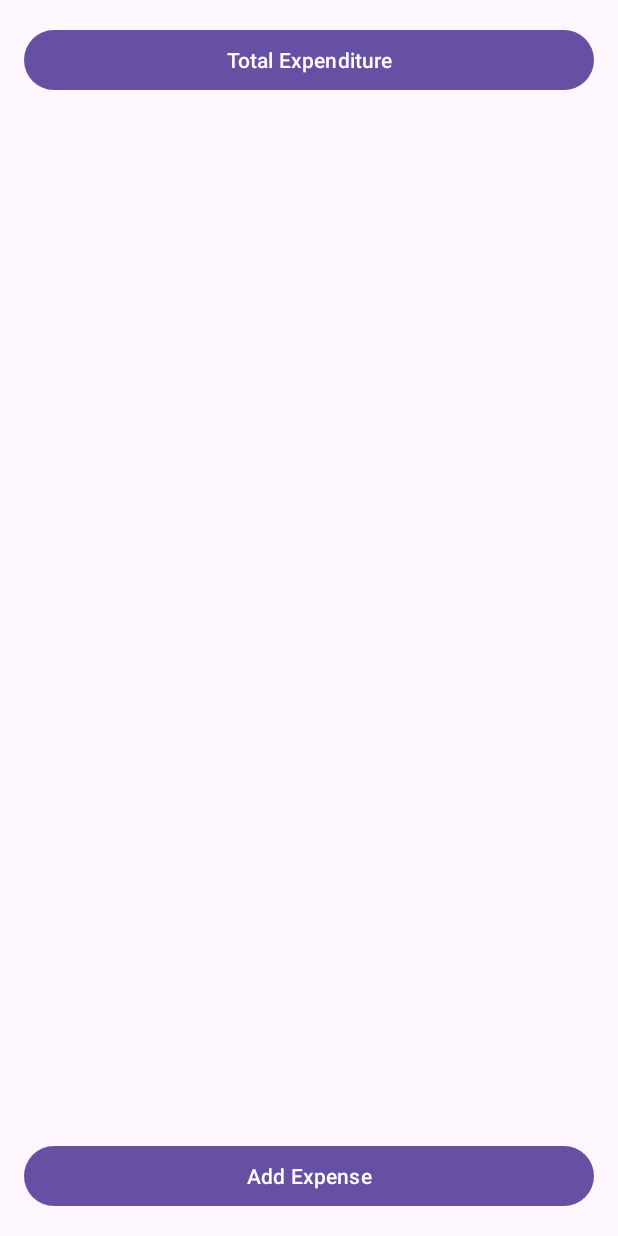
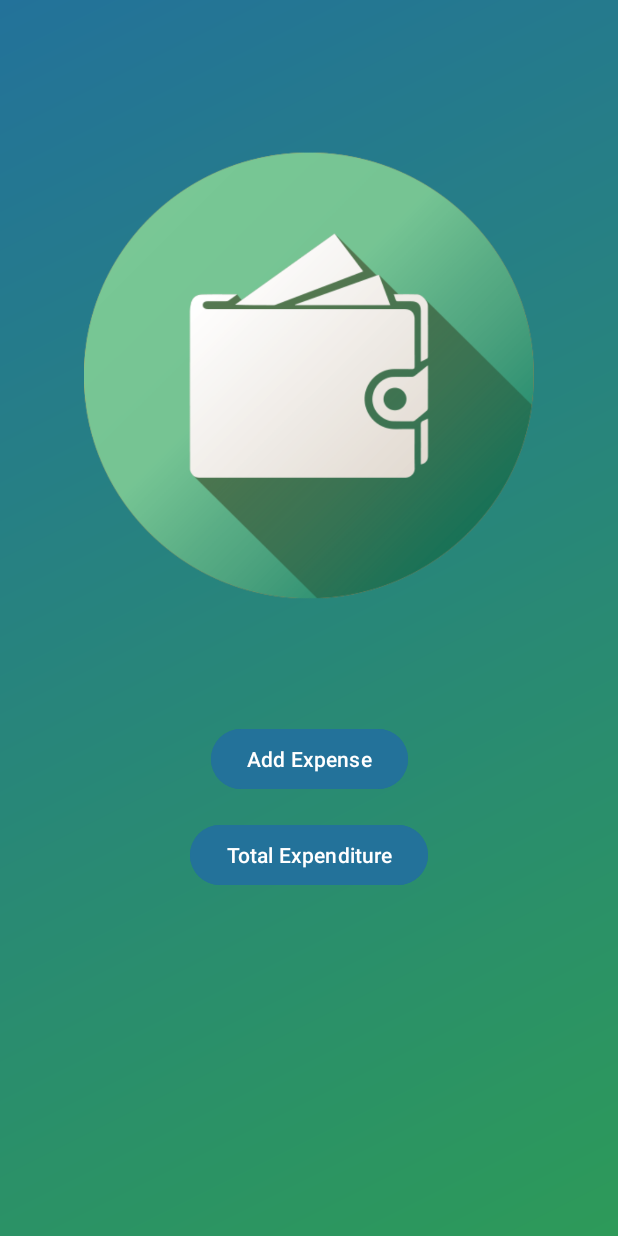
Before and after one commit to Geeky-Nandinee/MAD_Assignment-2_21012011093, an Android app: the screen it shows after launch (MainActivity), on a phone screen of 412 x 824 dp. Run offline under Robolectric (Android 15) with nearby library versions, the phone set to English and light mode, and no system bars.

Commit message:
Assignment-2

```diff
--- a/app/src/main/AndroidManifest.xml
+++ b/app/src/main/AndroidManifest.xml
@@ -19,10 +19,10 @@
 
         <activity
             android:name=".TotalExpenditureActivity"
-            android:exported="true" />
+            android:exported="false" />
         <activity
             android:name=".AddExpenseActivity"
-            android:exported="true" />
+            android:exported="false" />
         <activity
             android:name=".MainActivity"
             android:exported="true">
--- a/app/src/main/java/com/example/mad_assignment_2_21012011093/MainActivity.kt
+++ b/app/src/main/java/com/example/mad_assignment_2_21012011093/MainActivity.kt
@@ -1,14 +1,22 @@
 package com.example.mad_assignment_2_21012011093
 
 import android.content.Intent
+import android.graphics.drawable.AnimationDrawable
 import androidx.appcompat.app.AppCompatActivity
 import android.os.Bundle
 import android.widget.Button
+import android.widget.ImageView
 
 class MainActivity : AppCompatActivity() {
+    private lateinit var coinanimation: AnimationDrawable
+
     override fun onCreate(savedInstanceState: Bundle?) {
         super.onCreate(savedInstanceState)
         setContentView(R.layout.activity_main)
+
+        val coin: ImageView = findViewById(R.id.coin)
+        coin.setBackgroundResource(R.drawable.coin_animation_list)
+        coinanimation = coin.background as AnimationDrawable
 
         val btnTotalExpenditure = findViewById<Button>(R.id.btnTotalExpenditure)
         val btnAddExpense = findViewById<Button>(R.id.btnAddExpense)
@@ -25,4 +33,13 @@ class MainActivity : AppCompatActivity() {
             startActivity(intent)
         }
     }
+
+    override fun onWindowFocusChanged(hasFocus: Boolean) {
+        super.onWindowFocusChanged(hasFocus)
+        if (hasFocus) {
+            coinanimation.start()
+        } else {
+            coinanimation.stop()
+        }
+    }
 }
--- a/app/src/main/res/drawable/coin_animation_list.xml
+++ b/app/src/main/res/drawable/coin_animation_list.xml
@@ -1,11 +1,11 @@
 <?xml version="1.0" encoding="utf-8"?>
 <animation-list xmlns:android="http://schemas.android.com/apk/res/android"
     android:oneshot="false">
-    <item android:drawable="@drawable/Coin1" android:duration="200"/>
-    <item android:drawable="@drawable/Coin2" android:duration="200"/>
-    <item android:drawable="@drawable/Coin3" android:duration="200"/>
-    <item android:drawable="@drawable/Coin4" android:duration="200"/>
-    <item android:drawable="@drawable/Coin5" android:duration="200"/>
-    <item android:drawable="@drawable/Coin6" android:duration="200"/>
+    <item android:drawable="@drawable/coin1" android:duration="100"/>
+    <item android:drawable="@drawable/coin2" android:duration="100"/>
+    <item android:drawable="@drawable/coin3" android:duration="100"/>
+    <item android:drawable="@drawable/coin4" android:duration="100"/>
+    <item android:drawable="@drawable/coin5" android:duration="100"/>
+    <item android:drawable="@drawable/coin6" android:duration="100"/>
 
 </animation-list>
--- /dev/null
+++ b/app/src/main/res/drawable/gradient1.xml
@@ -0,0 +1,7 @@
+<?xml version="1.0" encoding="utf-8"?>
+<shape xmlns:android="http://schemas.android.com/apk/res/android">
+    <gradient
+        android:startColor="#ff2d9a59"
+        android:endColor="#ff23729a"
+        android:angle="135"/>
+</shape>
--- a/app/src/main/res/layout/activity_main.xml
+++ b/app/src/main/res/layout/activity_main.xml
@@ -5,44 +5,50 @@
     xmlns:tools="http://schemas.android.com/tools"
     android:layout_width="match_parent"
     android:layout_height="match_parent"
+    android:background="@drawable/gradient1"
     tools:context=".MainActivity">
 
-    <TextView
+    <ImageView
+        android:id="@+id/imageView"
+        android:layout_width="300dp"
+        android:layout_height="400dp"
+        android:layout_marginTop="50dp"
+        android:src="@drawable/expense_logo"
+        app:layout_constraintEnd_toEndOf="parent"
+        app:layout_constraintStart_toStartOf="parent"
+        app:layout_constraintTop_toTopOf="parent" />
 
-        android:id="@+id/textView3"
+    <Button
+        android:id="@+id/btnAddExpense"
         android:layout_width="wrap_content"
         android:layout_height="wrap_content"
-        android:layout_margin="20dp"
-        android:text="@string/app_name"
-        android:textSize="20sp"
+        android:text="Add Expense"
+        android:backgroundTint="@color/blue"
         app:layout_constraintStart_toStartOf="parent"
-        app:layout_constraintTop_toTopOf="parent" />
+        app:layout_constraintEnd_toEndOf="parent"
+        app:layout_constraintTop_toBottomOf="@+id/imageView"
+        android:layout_marginTop="32dp" />
 
     <!-- Button to navigate to TotalExpenditureActivity -->
     <Button
         android:id="@+id/btnTotalExpenditure"
-        android:layout_width="0dp"
+        android:layout_width="wrap_content"
         android:layout_height="wrap_content"
         android:text="Total Expenditure"
+        android:backgroundTint="@color/blue"
         app:layout_constraintStart_toStartOf="parent"
         app:layout_constraintEnd_toEndOf="parent"
-        app:layout_constraintTop_toTopOf="parent"
-        app:layout_constraintBottom_toTopOf="@+id/guideline"
-        android:layout_margin="16dp" />
-
-    <!-- Guideline to create spacing between buttons -->
+        app:layout_constraintTop_toBottomOf="@+id/btnAddExpense"
+        android:layout_marginTop="16dp" />
 
 
-    <!-- Button to navigate to AddExpenseActivity -->
-    <Button
-        android:id="@+id/btnAddExpense"
-        android:layout_width="0dp"
+    <ImageView
+        android:id="@+id/coin"
+        android:layout_width="wrap_content"
         android:layout_height="wrap_content"
-        android:text="Add Expense"
-        app:layout_constraintStart_toStartOf="parent"
-        app:layout_constraintEnd_toEndOf="parent"
-        app:layout_constraintTop_toBottomOf="@+id/guideline"
-        app:layout_constraintBottom_toBottomOf="parent"
-        android:layout_margin="16dp" />
+        app:layout_constraintBottom_toTopOf="@+id/btnAddExpense"
+        app:layout_constraintEnd_toStartOf="@id/btnAddExpense"
+        app:layout_constraintStart_toEndOf="@id/imageView"
+        app:layout_constraintTop_toBottomOf="@+id/imageView" />
 
 </androidx.constraintlayout.widget.ConstraintLayout>
--- a/app/src/main/res/layout/activity_total_expenditure.xml
+++ b/app/src/main/res/layout/activity_total_expenditure.xml
@@ -3,6 +3,7 @@
     xmlns:android="http://schemas.android.com/apk/res/android"
     android:layout_width="match_parent"
     android:layout_height="match_parent"
+    android:background="@drawable/gradient1"
     android:orientation="vertical">
 
     <!-- Total Expenditure Card -->
@@ -10,6 +11,7 @@
         android:id="@+id/cardTotalExpenditure"
         android:layout_width="match_parent"
         android:layout_height="wrap_content"
+        android:elevation="20dp"
         android:layout_margin="16dp">
 
         <!-- Card Content -->
--- a/app/src/main/res/values/colors.xml
+++ b/app/src/main/res/values/colors.xml
@@ -2,4 +2,7 @@
 <resources>
     <color name="black">#FF000000</color>
     <color name="white">#FFFFFFFF</color>
+    <color name="green">#ff2d9a59</color>
+    <color name="pink">#efb7ae</color>
+    <color name="blue">#ff23729a</color>
 </resources>
```
Also changed, not shown: app/src/main/java/com/example/mad_assignment_2_21012011093/ConfirmationSoundService.kt (+11 -15 lines), app/src/main/java/com/example/mad_assignment_2_21012011093/TotalExpenditureActivity.kt (+33 -3 lines), app/src/main/res/layout/activity_add_expense.xml (+16 -9 lines).
